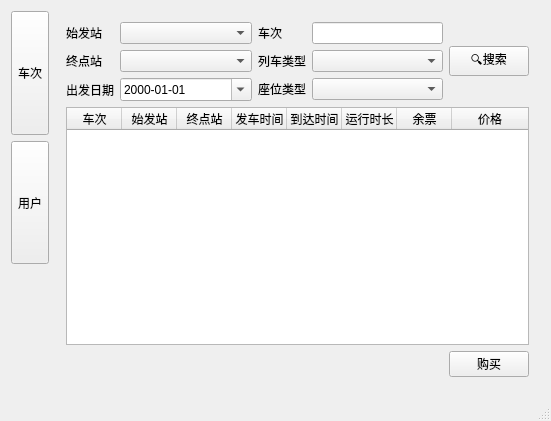
Qt form MainProgram/mainwindow.ui (jameswhqi/12307) before a commit.
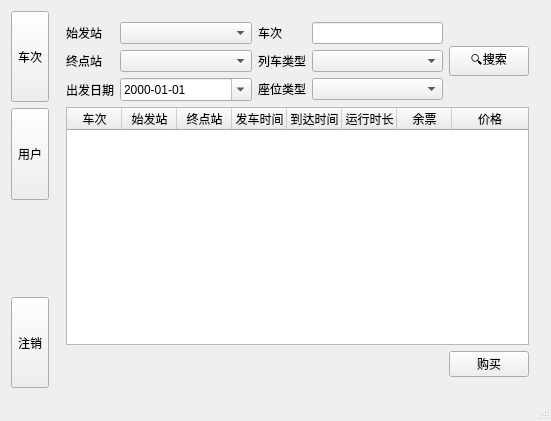
The same form after that commit.

What changed in the file:
```diff
--- a/MainProgram/mainwindow.ui
+++ b/MainProgram/mainwindow.ui
@@ -14,8 +14,8 @@
    <string>12307铁路售票系统</string>
   </property>
   <widget class="QWidget" name="centralWidget">
-   <layout class="QGridLayout" name="gridLayout_2">
-    <item row="0" column="0">
+   <layout class="QHBoxLayout" name="horizontalLayout_7">
+    <item>
      <layout class="QVBoxLayout" name="verticalLayout">
       <item>
        <widget class="QToolButton" name="train_btm">
@@ -56,9 +56,22 @@
         </property>
        </spacer>
       </item>
+      <item>
+       <widget class="QToolButton" name="user_btm_2">
+        <property name="sizePolicy">
+         <sizepolicy hsizetype="Fixed" vsizetype="Expanding">
+          <horstretch>0</horstretch>
+          <verstretch>0</verstretch>
+         </sizepolicy>
+        </property>
+        <property name="text">
+         <string>注销</string>
+        </property>
+       </widget>
+      </item>
      </layout>
     </item>
-    <item row="0" column="1">
+    <item>
      <widget class="QStackedWidget" name="stackedWidget">
       <widget class="QWidget" name="train">
        <layout class="QVBoxLayout" name="verticalLayout_2">
```
Left out of the diff: 19 changed lines with no effect on the pictures.
